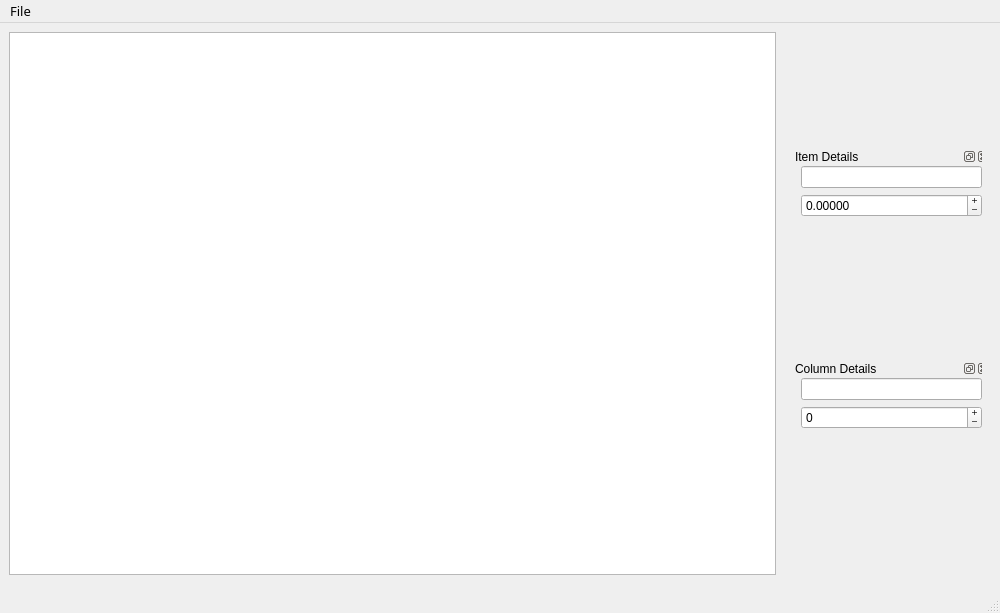
Before: the Qt Designer form ui/tableviewerwindow.ui in supersliser/QTDecisionMaker, drawn with Qt 5.
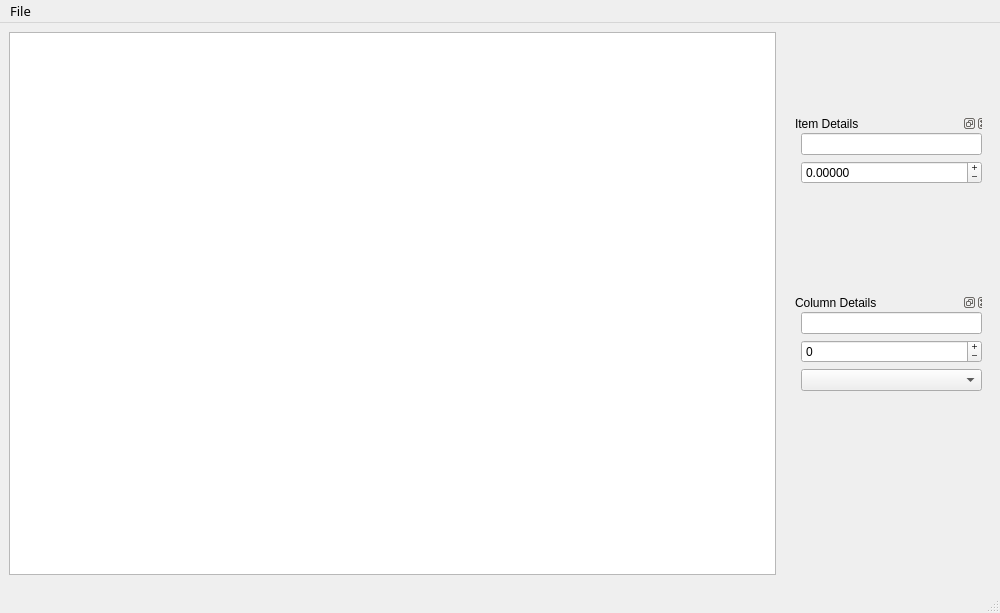
After: the same form once the commit is applied.

Commit message: added gui for data types #40

Patch:
```diff
--- a/ui/tableviewerwindow.ui
+++ b/ui/tableviewerwindow.ui
@@ -137,7 +137,7 @@
           <property name="minimumSize">
            <size>
             <width>200</width>
-            <height>100</height>
+            <height>200</height>
            </size>
           </property>
           <property name="maximumSize">
@@ -156,7 +156,7 @@
               <x>10</x>
               <y>0</y>
               <width>181</width>
-              <height>71</height>
+              <height>171</height>
              </rect>
             </property>
             <layout class="QFormLayout" name="formLayout_3">
@@ -176,6 +176,16 @@
                </property>
               </widget>
              </item>
+             <item row="2" column="0" colspan="2">
+              <widget class="QComboBox" name="TypeDropDown">
+               <property name="currentText">
+                <string/>
+               </property>
+               <property name="placeholderText">
+                <string>Data Type</string>
+               </property>
+              </widget>
+             </item>
             </layout>
            </widget>
           </widget>
```
The commit also changes 15 other files.
